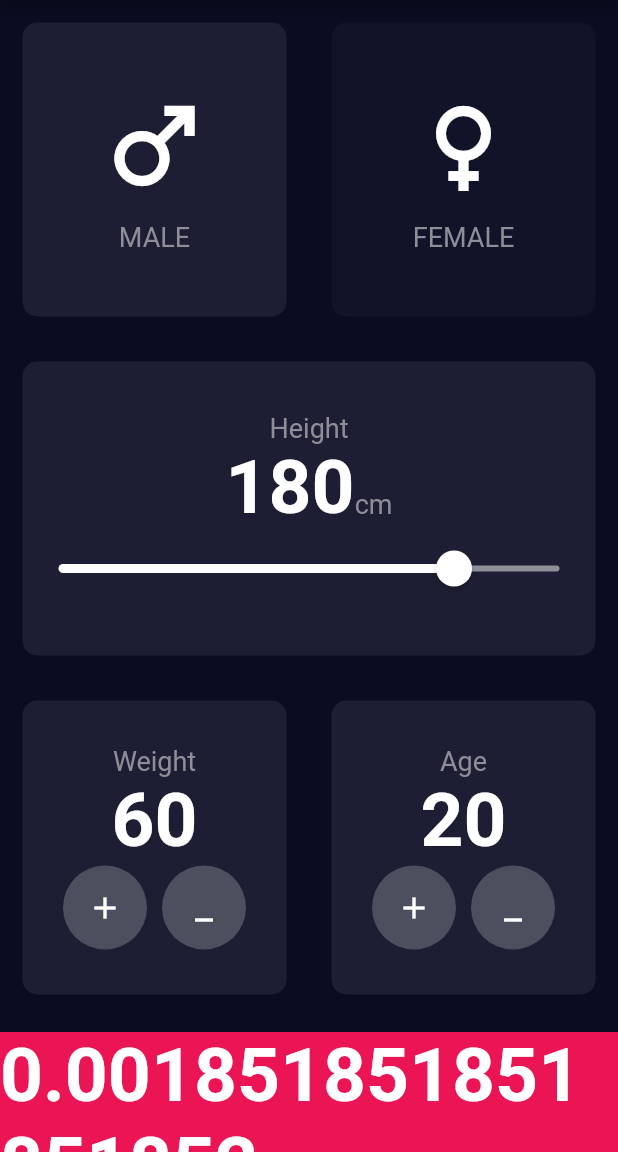
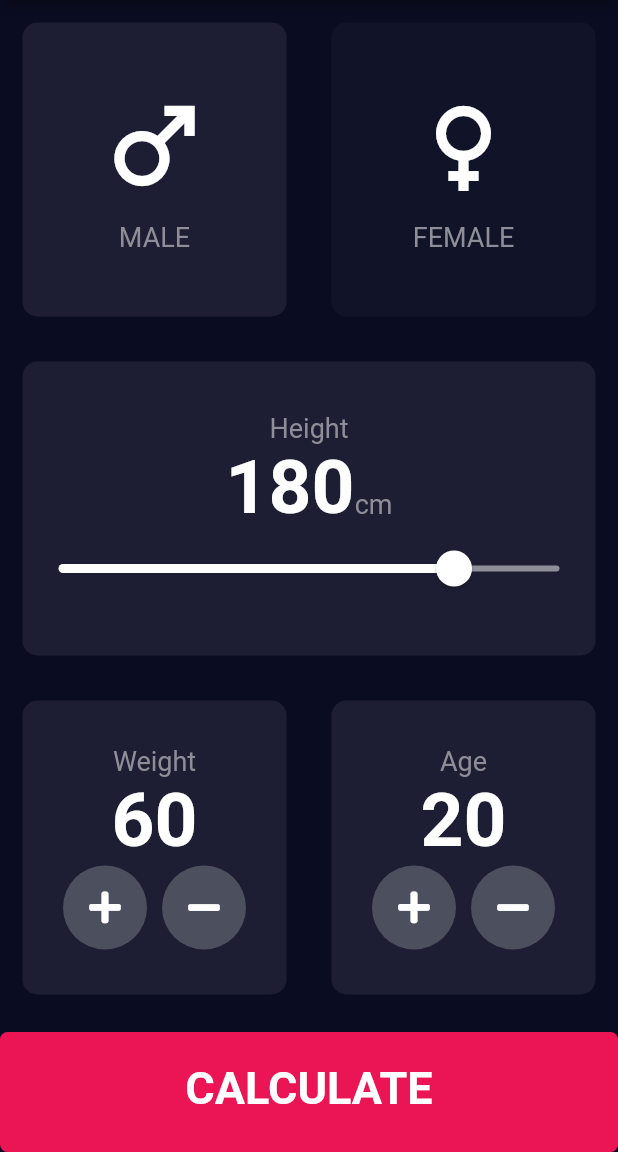
Before and after one commit to ShahMaaz/BMI-Calculator, a Flutter app: the screen it shows after launch, on a phone screen of 412 x 824 dp, the part 84-1236 px from its top. Run offline on Flutter 3.47's test engine with Material 2 defaults, Android fonts, the phone set to English and light mode, and no system bars; our stand-ins replace font_awesome_flutter.

Commit message:
Project completed

```diff
--- /dev/null
+++ b/lib/components/bottom_button.dart
@@ -0,0 +1,32 @@
+import 'package:flutter/material.dart';
+import '../constant.dart';
+
+class BottomButton extends StatelessWidget {
+  final String buttonTitle;
+  final VoidCallback onTap;
+
+  BottomButton({required this.onTap, required this.buttonTitle});
+
+  @override
+  Widget build(BuildContext context) {
+    return GestureDetector(
+      onTap: onTap,
+      child: Container(
+        height: KBottomContainerHeight,
+        width: double.infinity,
+        decoration: BoxDecoration(
+          color: KBottomContainerColor,
+          borderRadius: BorderRadius.circular(5),
+        ),
+        margin: EdgeInsets.only(top: 10),
+        padding: EdgeInsets.only(bottom: 5),
+        child: Center(
+          child: Text(
+            buttonTitle,
+            style: KLargeButtonTextStyle,
+          ),
+        ),
+      ),
+    );
+  }
+}
--- a/lib/icon_content.dart
+++ b/lib/components/icon_content.dart
@@ -1,5 +1,5 @@
 import 'package:flutter/material.dart';
-import 'constant.dart';
+import '../constant.dart';
 
 class IconContent extends StatelessWidget {
   final IconData cardIcon;
--- a/lib/round_icon_button.dart
+++ b/lib/components/round_icon_button.dart
@@ -1,6 +1,6 @@
 import 'package:flutter/material.dart';
 
-import 'constant.dart';
+import '../constant.dart';
 
 class RoundIconButton extends StatelessWidget {
   final IconData? icon;
--- a/lib/input_page.dart
+++ b/lib/screens/input_page.dart
@@ -1,8 +1,13 @@
-import 'package:bmi_calculator/round_icon_button.dart';
+import 'package:bmi_calculator/calculator_brain.dart';
+import 'package:bmi_calculator/components/bottom_button.dart';
+import 'package:bmi_calculator/components/reusable_card.dart';
+import 'package:bmi_calculator/screens/results_page.dart';
+import 'package:bmi_calculator/components/round_icon_button.dart';
+import 'package:flutter/cupertino.dart';
 import 'package:flutter/material.dart';
-import 'reusable_card.dart';
-import 'icon_content.dart';
-import 'constant.dart';
+import 'package:font_awesome_flutter/font_awesome_flutter.dart';
+import '../components/icon_content.dart';
+import '../constant.dart';
 
 enum Gender { male, female }
 
@@ -60,8 +65,8 @@ class _InputPageState extends State<InputPage> {
   int age = 20;
   int bmi = 0;
 
-  dynamic calculateBMI(){
-    return weight / ( height * height);
+  dynamic calculateBMI() {
+    return weight / (height * height);
   }
 
   @override
@@ -163,10 +168,11 @@ class _InputPageState extends State<InputPage> {
                           activeTrackColor: KActiveLabelColor,
                           inactiveTrackColor: KInActiveLabelColor,
                           thumbColor: KActiveLabelColor,
-                        thumbShape: RoundSliderThumbShape(enabledThumbRadius: 12),
+                          thumbShape:
+                              RoundSliderThumbShape(enabledThumbRadius: 12),
                           overlayColor: Color(0x29FFFFFF),
-                        overlayShape: RoundSliderOverlayShape(overlayRadius: 24)
-                      ),
+                          overlayShape:
+                              RoundSliderOverlayShape(overlayRadius: 24)),
                       child: Slider(
                         value: height.toDouble(),
                         min: 30,
@@ -193,7 +199,8 @@ class _InputPageState extends State<InputPage> {
                       cardChild: Column(
                         mainAxisAlignment: MainAxisAlignment.center,
                         children: <Widget>[
-                          Text('Weight',
+                          Text(
+                            'Weight',
                             style: KLabelTextStyle,
                           ),
                           Text(
@@ -204,8 +211,8 @@ class _InputPageState extends State<InputPage> {
                             mainAxisAlignment: MainAxisAlignment.center,
                             children: <Widget>[
                               RoundIconButton(
-                                icon: Icons.add,
-                                onPressed: (){
+                                icon: FontAwesomeIcons.plus,
+                                onPressed: () {
                                   setState(() {
                                     weight++;
                                   });
@@ -215,12 +222,12 @@ class _InputPageState extends State<InputPage> {
                                 width: 10,
                               ),
                               RoundIconButton(
-                                onPressed: (){
+                                onPressed: () {
                                   setState(() {
                                     weight--;
                                   });
                                 },
-                                icon: Icons.minimize,
+                                icon: FontAwesomeIcons.minus,
                               ),
                             ],
                           )
@@ -234,7 +241,8 @@ class _InputPageState extends State<InputPage> {
                       cardChild: Column(
                         mainAxisAlignment: MainAxisAlignment.center,
                         children: <Widget>[
-                          Text('Age',
+                          Text(
+                            'Age',
                             style: KLabelTextStyle,
                           ),
                           Text(
@@ -245,23 +253,23 @@ class _InputPageState extends State<InputPage> {
                             mainAxisAlignment: MainAxisAlignment.center,
                             children: <Widget>[
                               RoundIconButton(
-                                onPressed: (){
+                                onPressed: () {
                                   setState(() {
                                     age++;
                                   });
                                 },
-                                icon: Icons.add,
+                                icon: FontAwesomeIcons.plus,
                               ),
                               SizedBox(
                                 width: 10,
                               ),
                               RoundIconButton(
-                                onPressed: (){
+                                onPressed: () {
                                   setState(() {
                                     age--;
                                   });
                                 },
-                                icon: Icons.minimize,
+                                icon: FontAwesomeIcons.minus,
                               ),
                             ],
                           )
@@ -272,18 +280,20 @@ class _InputPageState extends State<InputPage> {
                 ],
               ),
             ),
-            Container(
-              height: KBottomContainerHeight,
-              width: double.infinity,
-              color: KBottomContainerColor,
-              margin: EdgeInsets.only(top: 10),
-              child: Center(
-                child: Text(
-                  calculateBMI().toString(),
-                  style: KNumberTextStyle,
+            BottomButton(onTap: (){
+              CalculatorBrain calculate = CalculatorBrain(height: height, weight: weight);
+              Navigator.push(
+                context,
+                MaterialPageRoute(
+                  builder: (context) => ResultsPage(
+                    bmiResult: calculate.calculateBMI(),
+                    resultText: calculate.getResult(),
+                    interpretation: calculate.getInterpretation(),
                   ),
                 ),
-            )
+              );
+            },
+            buttonTitle: 'CALCULATE'),
           ],
         ),
       ),
--- a/pubspec.yaml
+++ b/pubspec.yaml
@@ -28,6 +28,7 @@ dependencies:
   # The following adds the Cupertino Icons font to your application.
   # Use with the CupertinoIcons class for iOS style icons.
   cupertino_icons: ^1.0.2
+  font_awesome_flutter: ^9.2.0
 
 dev_dependencies:
   flutter_test:
```
Also changed, not shown: lib/calculator_brain.dart (added, +34 -0 lines), lib/constant.dart (+28 -0 lines), lib/main.dart (+4 -3 lines), lib/screens/results_page.dart (added, +67 -0 lines), lib/components/reusable_card.dart (renamed from lib/reusable_card.dart), pubspec.lock. Lines whose indentation alone changed are shown as unchanged.
